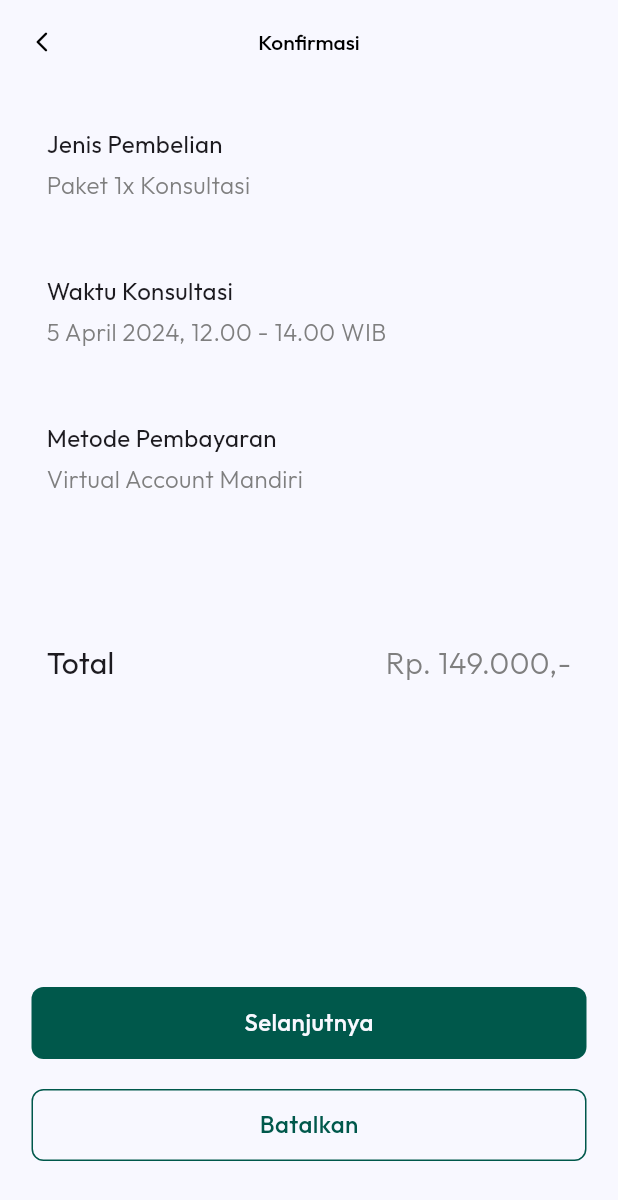
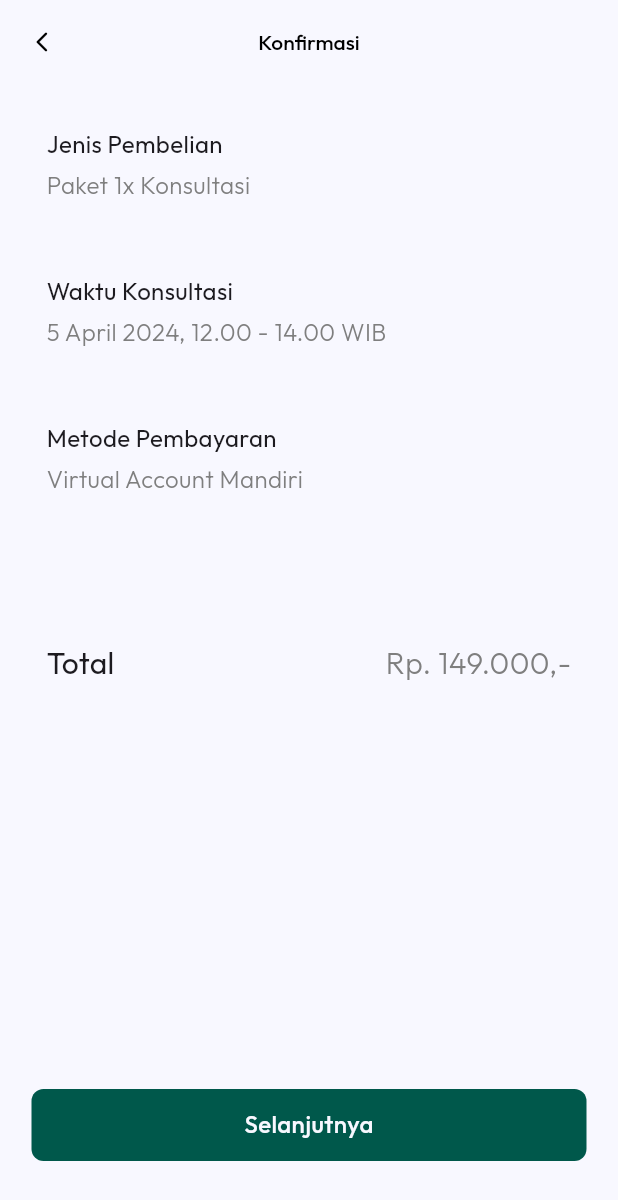
Before and after one commit to raihansyahrin/team_5_motionhack, a Flutter app: the ConfirmationPage screen opened directly, on a phone screen of 412 x 824 dp. Shown: the top 1200 px of the screen. Run offline on Flutter 3.47's test engine with Material 3 defaults, Android fonts, the phone set to English and light mode, and no system bars; our stand-ins replace flutter_svg, get, google_fonts, shared_preferences; accounts and stored records are empty.

Commit message:
refactor: delete cancel button

```diff
--- a/lib/ui/payment/confirmation_payment/confirmation_page.dart
+++ b/lib/ui/payment/confirmation_payment/confirmation_page.dart
@@ -161,15 +161,11 @@ class _ConfirmationPageState extends State<ConfirmationPage> {
       ),
       bottomNavigationBar: Padding(
         padding: const EdgeInsets.only(
-          left: 21.0,
+          left: 21,
           right: 21,
           bottom: 50,
         ),
-        child: SizedBox(
-          height: 116,
-          child: Column(
-            children: [
-              InkWell(
+        child: InkWell(
           onTap: () {
             Navigator.push(
               context,
@@ -196,39 +192,6 @@ class _ConfirmationPageState extends State<ConfirmationPage> {
             ),
           ),
         ),
-              const SizedBox(
-                height: 20,
-              ),
-              InkWell(
-                onTap: () {
-                  Navigator.pop(context);
-                },
-                child: Container(
-                  width: double.infinity,
-                  height: 48,
-                  decoration: BoxDecoration(
-                    color: const Color(0xFFF8F8FF),
-                    borderRadius: BorderRadius.circular(8.0),
-                    border: Border.all(
-                      color: const Color(0xFF00584B),
-                      width: 1,
-                    ),
-                  ),
-                  child: const Center(
-                    child: Text(
-                      'Batalkan',
-                      style: TextStyle(
-                        fontSize: 16,
-                        color: Color(0xFF00584B),
-                        fontWeight: FontWeight.w500,
-                      ),
-                    ),
-                  ),
-                ),
-              ),
-            ],
-          ),
-        ),
       ),
     );
   }
```
Lines whose indentation alone changed are shown as unchanged.
